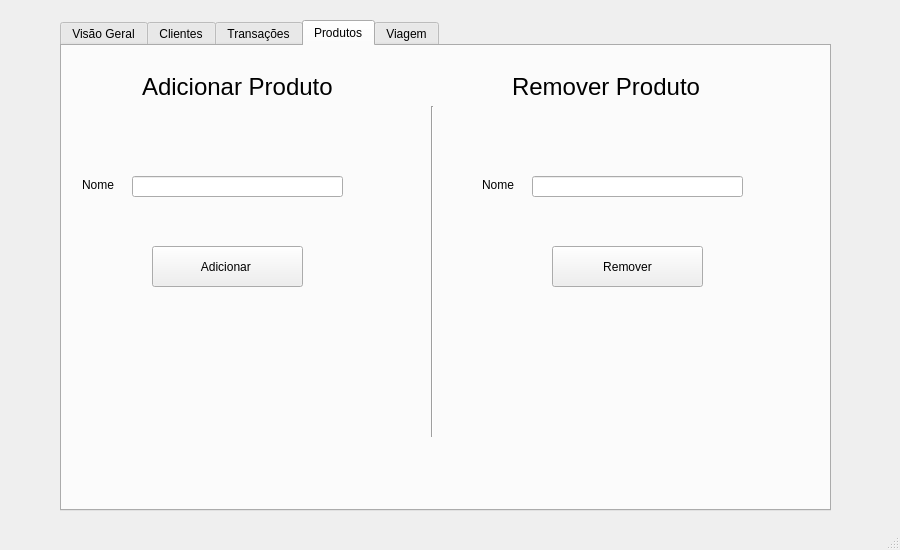
Old version of the form main_window.ui in the repository Gianlucca-Buzo/Selling-Manager.
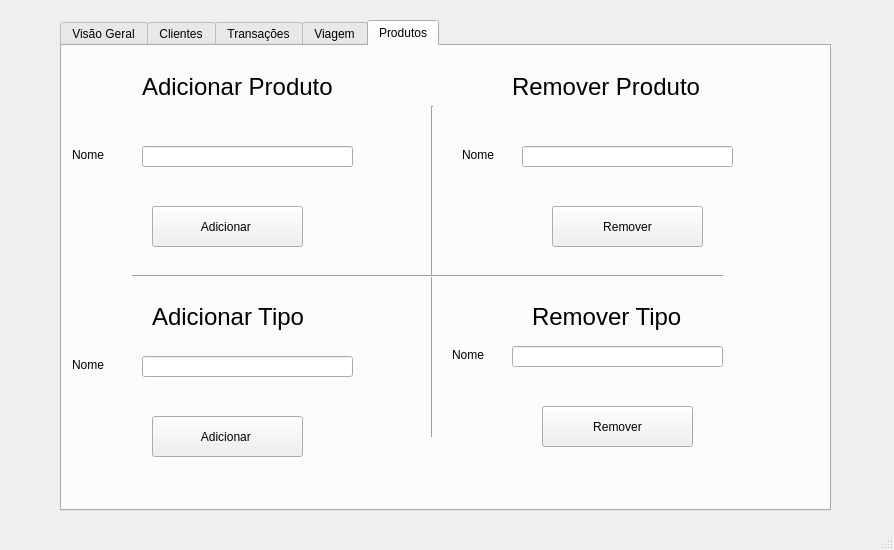
New version of the form. The open tabs and pages were chosen to show the change.

Commit message: Aplicacao funcionando, faltando visão nas tabelas e css style

What changed in the file:
```diff
--- a/main_window.ui
+++ b/main_window.ui
@@ -6,7 +6,7 @@
    <rect>
     <x>0</x>
     <y>0</y>
-    <width>900</width>
+    <width>894</width>
     <height>550</height>
    </rect>
   </property>
@@ -381,138 +381,6 @@
       </property>
      </widget>
     </widget>
-    <widget class="QWidget" name="tab_products">
-     <attribute name="title">
-      <string>Produtos</string>
-     </attribute>
-     <widget class="QLabel" name="label_products_add">
-      <property name="geometry">
-       <rect>
-        <x>80</x>
-        <y>20</y>
-        <width>211</width>
-        <height>41</height>
-       </rect>
-      </property>
-      <property name="font">
-       <font>
-        <pointsize>18</pointsize>
-       </font>
-      </property>
-      <property name="text">
-       <string>Adicionar Produto</string>
-      </property>
-     </widget>
-     <widget class="QLabel" name="label_products_remove">
-      <property name="geometry">
-       <rect>
-        <x>450</x>
-        <y>20</y>
-        <width>211</width>
-        <height>41</height>
-       </rect>
-      </property>
-      <property name="font">
-       <font>
-        <pointsize>18</pointsize>
-       </font>
-      </property>
-      <property name="text">
-       <string>Remover Produto</string>
-      </property>
-     </widget>
-     <widget class="Line" name="line">
-      <property name="geometry">
-       <rect>
-        <x>360</x>
-        <y>60</y>
-        <width>20</width>
-        <height>331</height>
-       </rect>
-      </property>
-      <property name="font">
-       <font>
-        <weight>50</weight>
-        <bold>false</bold>
-       </font>
-      </property>
-      <property name="orientation">
-       <enum>Qt::Vertical</enum>
-      </property>
-     </widget>
-     <widget class="QLabel" name="label_products_add_name">
-      <property name="geometry">
-       <rect>
-        <x>20</x>
-        <y>130</y>
-        <width>51</width>
-        <height>17</height>
-       </rect>
-      </property>
-      <property name="text">
-       <string>Nome</string>
-      </property>
-     </widget>
-     <widget class="QLineEdit" name="input_products_add_name">
-      <property name="geometry">
-       <rect>
-        <x>70</x>
-        <y>130</y>
-        <width>211</width>
-        <height>21</height>
-       </rect>
-      </property>
-     </widget>
-     <widget class="QPushButton" name="button_products_add">
-      <property name="geometry">
-       <rect>
-        <x>90</x>
-        <y>200</y>
-        <width>151</width>
-        <height>41</height>
-       </rect>
-      </property>
-      <property name="text">
-       <string>Adicionar </string>
-      </property>
-     </widget>
-     <widget class="QPushButton" name="button_products_remove">
-      <property name="geometry">
-       <rect>
-        <x>490</x>
-        <y>200</y>
-        <width>151</width>
-        <height>41</height>
-       </rect>
-      </property>
-      <property name="text">
-       <string>Remover</string>
-      </property>
-     </widget>
-     <widget class="QLabel" name="label_products_remove_name">
-      <property name="geometry">
-       <rect>
-        <x>420</x>
-        <y>130</y>
-        <width>51</width>
-        <height>17</height>
-       </rect>
-      </property>
-      <property name="text">
-       <string>Nome</string>
-      </property>
-     </widget>
-     <widget class="QLineEdit" name="input_products_remove_name">
-      <property name="geometry">
-       <rect>
-        <x>470</x>
-        <y>130</y>
-        <width>211</width>
-        <height>21</height>
-       </rect>
-      </property>
-     </widget>
-    </widget>
     <widget class="QWidget" name="tab_trips">
      <attribute name="title">
       <string>Viagem</string>
@@ -909,6 +777,259 @@
       </widget>
      </widget>
     </widget>
+    <widget class="QWidget" name="tab_products">
+     <attribute name="title">
+      <string>Produtos</string>
+     </attribute>
+     <widget class="QLabel" name="label_products_add">
+      <property name="geometry">
+       <rect>
+        <x>80</x>
+        <y>20</y>
+        <width>211</width>
+        <height>41</height>
+       </rect>
+      </property>
+      <property name="font">
+       <font>
+        <pointsize>18</pointsize>
+       </font>
+      </property>
+      <property name="text">
+       <string>Adicionar Produto</string>
+      </property>
+     </widget>
+     <widget class="QLabel" name="label_products_remove">
+      <property name="geometry">
+       <rect>
+        <x>450</x>
+        <y>20</y>
+        <width>211</width>
+        <height>41</height>
+       </rect>
+      </property>
+      <property name="font">
+       <font>
+        <pointsize>18</pointsize>
+       </font>
+      </property>
+      <property name="text">
+       <string>Remover Produto</string>
+      </property>
+     </widget>
+     <widget class="Line" name="line_vertical">
+      <property name="geometry">
+       <rect>
+        <x>360</x>
+        <y>60</y>
+        <width>20</width>
+        <height>331</height>
+       </rect>
+      </property>
+      <property name="font">
+       <font>
+        <weight>50</weight>
+        <bold>false</bold>
+       </font>
+      </property>
+      <property name="orientation">
+       <enum>Qt::Vertical</enum>
+      </property>
+     </widget>
+     <widget class="QLabel" name="label_products_add_name">
+      <property name="geometry">
+       <rect>
+        <x>10</x>
+        <y>100</y>
+        <width>51</width>
+        <height>17</height>
+       </rect>
+      </property>
+      <property name="text">
+       <string>Nome</string>
+      </property>
+     </widget>
+     <widget class="QLineEdit" name="input_products_add_name">
+      <property name="geometry">
+       <rect>
+        <x>80</x>
+        <y>100</y>
+        <width>211</width>
+        <height>21</height>
+       </rect>
+      </property>
+     </widget>
+     <widget class="QPushButton" name="button_products_add">
+      <property name="geometry">
+       <rect>
+        <x>90</x>
+        <y>160</y>
+        <width>151</width>
+        <height>41</height>
+       </rect>
+      </property>
+      <property name="text">
+       <string>Adicionar </string>
+      </property>
+     </widget>
+     <widget class="QPushButton" name="button_products_remove">
+      <property name="geometry">
+       <rect>
+        <x>490</x>
+        <y>160</y>
+        <width>151</width>
+        <height>41</height>
+       </rect>
+      </property>
+      <property name="text">
+       <string>Remover</string>
+      </property>
+     </widget>
+     <widget class="QLabel" name="label_products_remove_name">
+      <property name="geometry">
+       <rect>
+        <x>400</x>
+        <y>100</y>
+        <width>51</width>
+        <height>17</height>
+       </rect>
+      </property>
+      <property name="text">
+       <string>Nome</string>
+      </property>
+     </widget>
+     <widget class="QLineEdit" name="input_products_remove_name">
+      <property name="geometry">
+       <rect>
+        <x>460</x>
+        <y>100</y>
+        <width>211</width>
+        <height>21</height>
+       </rect>
+      </property>
+     </widget>
+     <widget class="Line" name="line_horizontal">
+      <property name="geometry">
+       <rect>
+        <x>70</x>
+        <y>220</y>
+        <width>591</width>
+        <height>20</height>
+       </rect>
+      </property>
+      <property name="orientation">
+       <enum>Qt::Horizontal</enum>
+      </property>
+     </widget>
+     <widget class="QLabel" name="label_products_add_type">
+      <property name="geometry">
+       <rect>
+        <x>90</x>
+        <y>250</y>
+        <width>171</width>
+        <height>41</height>
+       </rect>
+      </property>
+      <property name="font">
+       <font>
+        <pointsize>18</pointsize>
+       </font>
+      </property>
+      <property name="text">
+       <string>Adicionar Tipo</string>
+      </property>
+     </widget>
+     <widget class="QLabel" name="label_products_remove_type">
+      <property name="geometry">
+       <rect>
+        <x>470</x>
+        <y>250</y>
+        <width>161</width>
+        <height>41</height>
+       </rect>
+      </property>
+      <property name="font">
+       <font>
+        <pointsize>18</pointsize>
+       </font>
+      </property>
+      <property name="text">
+       <string>Remover Tipo</string>
+      </property>
+     </widget>
+     <widget class="QPushButton" name="button_products_add_type">
+      <property name="geometry">
+       <rect>
+        <x>90</x>
+        <y>370</y>
+        <width>151</width>
+        <height>41</height>
+       </rect>
+      </property>
+      <property name="text">
+       <string>Adicionar </string>
+      </property>
+     </widget>
+     <widget class="QLineEdit" name="input_products_add_name_type">
+      <property name="geometry">
+       <rect>
+        <x>80</x>
+        <y>310</y>
+        <width>211</width>
+        <height>21</height>
+       </rect>
+      </property>
+     </widget>
+     <widget class="QLabel" name="label_products_add_name_type">
+      <property name="geometry">
+       <rect>
+        <x>10</x>
+        <y>310</y>
+        <width>51</width>
+        <height>17</height>
+       </rect>
+      </property>
+      <property name="text">
+       <string>Nome</string>
+      </property>
+     </widget>
+     <widget class="QLabel" name="label_products_remove_name_type">
+      <property name="geometry">
+       <rect>
+        <x>390</x>
+        <y>300</y>
+        <width>51</width>
+        <height>17</height>
+       </rect>
+      </property>
+      <property name="text">
+       <string>Nome</string>
+      </property>
+     </widget>
+     <widget class="QPushButton" name="button_products_remove_type">
+      <property name="geometry">
+       <rect>
+        <x>480</x>
+        <y>360</y>
+        <width>151</width>
+        <height>41</height>
+       </rect>
+      </property>
+      <property name="text">
+       <string>Remover</string>
+      </property>
+     </widget>
+     <widget class="QLineEdit" name="input_products_remove_name_type">
+      <property name="geometry">
+       <rect>
+        <x>450</x>
+        <y>300</y>
+        <width>211</width>
+        <height>21</height>
+       </rect>
+      </property>
+     </widget>
+    </widget>
    </widget>
   </widget>
   <widget class="QStatusBar" name="statusbar"/>
```
Left out of the diff: 65 changed lines with no effect on the pictures. The commit also changes 2 other files.
